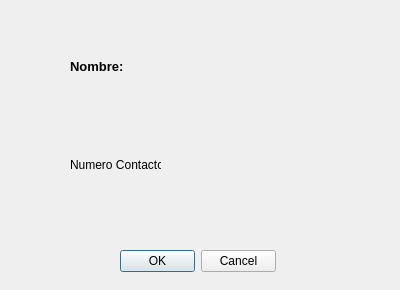
This is guiprov_nuevo.ui in Jose-Cisneros/TallerCTRL as Qt 5 draws it before an edit. The edited form follows.
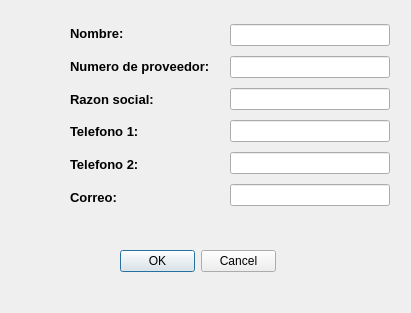
This is the edited form.

What changed in the file:
```diff
--- a/guiprov_nuevo.ui
+++ b/guiprov_nuevo.ui
@@ -6,8 +6,8 @@
    <rect>
     <x>0</x>
     <y>0</y>
-    <width>400</width>
-    <height>290</height>
+    <width>411</width>
+    <height>313</height>
    </rect>
   </property>
   <property name="windowTitle">
@@ -34,7 +34,7 @@
     <rect>
      <x>70</x>
      <y>20</y>
-     <width>91</width>
+     <width>148</width>
      <height>191</height>
     </rect>
    </property>
@@ -53,12 +53,113 @@
       </property>
      </widget>
     </item>
+    <item>
+     <widget class="QLabel" name="label_6">
+      <property name="font">
+       <font>
+        <pointsize>10</pointsize>
+        <weight>75</weight>
+        <bold>true</bold>
+       </font>
+      </property>
+      <property name="text">
+       <string>Numero de proveedor:</string>
+      </property>
+     </widget>
+    </item>
     <item>
      <widget class="QLabel" name="label_2">
+      <property name="font">
+       <font>
+        <pointsize>10</pointsize>
+        <weight>75</weight>
+        <bold>true</bold>
+       </font>
+      </property>
       <property name="text">
-       <string>Numero Contacto</string>
+       <string>Razon social:</string>
       </property>
      </widget>
+    </item>
+    <item>
+     <widget class="QLabel" name="label_3">
+      <property name="font">
+       <font>
+        <pointsize>10</pointsize>
+        <weight>75</weight>
+        <bold>true</bold>
+       </font>
+      </property>
+      <property name="text">
+       <string>Telefono 1:</string>
+      </property>
+     </widget>
+    </item>
+    <item>
+     <widget class="QLabel" name="label_4">
+      <property name="font">
+       <font>
+        <pointsize>10</pointsize>
+        <weight>75</weight>
+        <bold>true</bold>
+       </font>
+      </property>
+      <property name="text">
+       <string>Telefono 2:</string>
+      </property>
+     </widget>
+    </item>
+    <item>
+     <widget class="QLabel" name="label_5">
+      <property name="font">
+       <font>
+        <pointsize>10</pointsize>
+        <weight>75</weight>
+        <bold>true</bold>
+       </font>
+      </property>
+      <property name="text">
+       <string>Correo:</string>
+      </property>
+     </widget>
+    </item>
+   </layout>
+  </widget>
+  <widget class="QWidget" name="verticalLayoutWidget_2">
+   <property name="geometry">
+    <rect>
+     <x>230</x>
+     <y>20</y>
+     <width>160</width>
+     <height>191</height>
+    </rect>
+   </property>
+   <layout class="QVBoxLayout" name="verticalLayout_2">
+    <item>
+     <widget class="QLineEdit" name="nombre"/>
+    </item>
+    <item>
+     <widget class="QLineEdit" name="num">
+      <property name="text">
+       <string/>
+      </property>
+     </widget>
+    </item>
+    <item>
+     <widget class="QLineEdit" name="razon">
+      <property name="text">
+       <string/>
+      </property>
+     </widget>
+    </item>
+    <item>
+     <widget class="QLineEdit" name="telefono1"/>
+    </item>
+    <item>
+     <widget class="QLineEdit" name="telefono2"/>
+    </item>
+    <item>
+     <widget class="QLineEdit" name="correo"/>
     </item>
    </layout>
   </widget>
```
